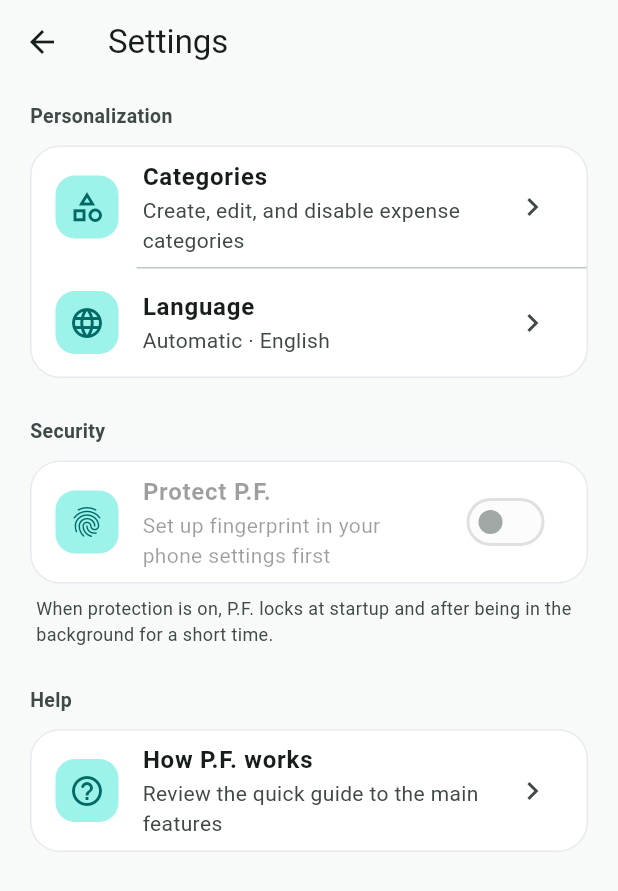
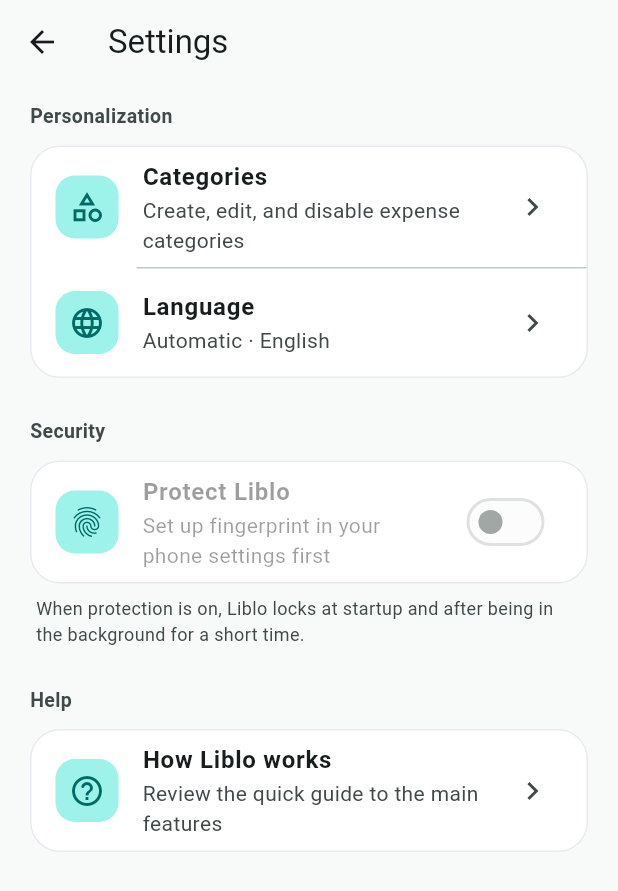
Before and after one commit to saveriocoleschi26/personal-finance, a Flutter app: the SettingsPage screen opened directly, on a phone screen of 412 x 824 dp. Shown: the top 891 px of the screen. Run offline on Flutter 3.47's test engine with Material 3 defaults, Android fonts, the light colour scheme and no system bars; our stand-ins replace fl_chart, local_auth, sqflite; accounts and stored records are empty.

Commit message:
v1.0.2 build 16 - rebrand Liblo

```diff
--- a/lib/home_page.dart
+++ b/lib/home_page.dart
@@ -963,7 +963,7 @@
         toolbarHeight: 68,
         titleSpacing: 20,
         title: const Text(
-          'Personal finance',
+          'Liblo',
           style: TextStyle(
             color: teal,
             fontSize: 24,
--- a/lib/localization/app_language.dart
+++ b/lib/localization/app_language.dart
@@ -147,16 +147,16 @@
   'Crea, modifica e disattiva le categorie di spesa':
       'Create, edit, and disable expense categories',
   'Lingua': 'Language',
-  'Scegli la lingua usata da P.F.': 'Choose the language used by P.F.',
+  'Scegli la lingua usata da Liblo': 'Choose the language used by Liblo',
   'Lingua dell’app': 'App language',
   'Automatico': 'Automatic',
   'Usa la lingua del telefono': 'Use your phone language',
   'Italiano': 'Italian',
   'Inglese': 'English',
   'Sicurezza': 'Security',
-  'Proteggi P.F.': 'Protect P.F.',
+  'Proteggi Liblo': 'Protect Liblo',
   'Aiuto': 'Help',
-  'Come funziona P.F.': 'How P.F. works',
+  'Come funziona Liblo': 'How Liblo works',
   'Rivedi la guida rapida alle funzioni principali':
       'Review the quick guide to the main features',
   'Home': 'Home',
@@ -168,8 +168,8 @@
   'Il Disponibile considera ciò che hai già speso, le spese da pagare e i soldi che vuoi mettere da parte.':
       'Available money includes what you have already spent, upcoming expenses, and the money you want to set aside.',
   'Pianifica in anticipo': 'Plan ahead',
-  'Inserisci spese previste, ricorrenti e scadenze a lungo termine. P.F. calcola quanto mettere da parte ogni mese prima delle scadenze.':
-      'Add planned, recurring, and long-term expenses. P.F. works out how much to set aside each month before they are due.',
+  'Inserisci spese previste, ricorrenti e scadenze a lungo termine. Liblo calcola quanto mettere da parte ogni mese prima delle scadenze.':
+      'Add planned, recurring, and long-term expenses. Liblo works out how much to set aside each month before they are due.',
   'Registra i movimenti in un tap': 'Add transactions in one tap',
   'Usa il pulsante “+ Movimento” sempre visibile nella Home per aggiungere rapidamente un’entrata o una spesa.':
       'Use the “+ Transaction” button on Home to quickly add income or an expense.',
@@ -237,8 +237,8 @@
   'Entrate': 'Income',
   'Uscite': 'Outgoings',
   'Soldi già destinati': 'Money already set aside',
-  'Comprendono i soldi già spesi, quelli che serviranno per le spese future e quelli che hai scelto di mettere da parte. In questo modo P.F. non considera disponibili soldi che ti serviranno più avanti.':
-      'This includes money already spent, money needed for upcoming expenses, and money you chose to set aside. P.F. does not count money you will need later as available.',
+  'Comprendono i soldi già spesi, quelli che serviranno per le spese future e quelli che hai scelto di mettere da parte. In questo modo Liblo non considera disponibili soldi che ti serviranno più avanti.':
+      'This includes money already spent, money needed for upcoming expenses, and money you chose to set aside. Liblo does not count money you will need later as available.',
   'Percentuale spese/entrate': 'Expenses / income',
   'Nessuna entrata registrata': 'No income recorded',
   'Analisi spese': 'Spending breakdown',
@@ -266,8 +266,8 @@
   'Spese ricorrenti': 'Recurring expenses',
   'Soldi che vuoi mettere da parte': 'Money you want to set aside',
   'Scadenze a lungo termine': 'Long-term expenses',
-  'P.F. divide ogni spesa tra i mesi prima della scadenza, così sai quanto mettere da parte ogni mese.':
-      'P.F. spreads each expense across the months before it is due, so you know how much to set aside each month.',
+  'Liblo divide ogni spesa tra i mesi prima della scadenza, così sai quanto mettere da parte ogni mese.':
+      'Liblo spreads each expense across the months before it is due, so you know how much to set aside each month.',
   'questo mese': 'this month',
   'Prossime scadenze': 'Upcoming due dates',
   'Nessuna scadenza pianificata.': 'No upcoming due dates.',
--- a/lib/main.dart
+++ b/lib/main.dart
@@ -21,7 +21,7 @@
 
     return MaterialApp(
       debugShowCheckedModeBanner: false,
-      title: 'Personal Finance',
+      title: 'Liblo',
       theme: ThemeData(
         useMaterial3: true,
         colorScheme: ColorScheme.fromSeed(
--- a/lib/onboarding/onboarding_page.dart
+++ b/lib/onboarding/onboarding_page.dart
@@ -32,7 +32,7 @@
           icon: Icons.event_note_outlined,
           title: l('Pianifica in anticipo'),
           description: l(
-            'Inserisci spese previste, ricorrenti e scadenze a lungo termine. P.F. calcola quanto mettere da parte ogni mese prima delle scadenze.',
+            'Inserisci spese previste, ricorrenti e scadenze a lungo termine. Liblo calcola quanto mettere da parte ogni mese prima delle scadenze.',
           ),
         ),
         _OnboardingStep(
--- a/lib/planning/planning_page.dart
+++ b/lib/planning/planning_page.dart
@@ -467,7 +467,7 @@
               ),
               const SizedBox(height: 4),
               Text(
-                l('P.F. divide ogni spesa tra i mesi prima della scadenza, così sai quanto mettere da parte ogni mese.'),
+                l('Liblo divide ogni spesa tra i mesi prima della scadenza, così sai quanto mettere da parte ogni mese.'),
                 style: TextStyle(
                   fontSize: 13,
                   height: 1.35,
--- a/lib/security/biometric_gate.dart
+++ b/lib/security/biometric_gate.dart
@@ -183,7 +183,7 @@
                 ),
                 const SizedBox(height: 22),
                 const Text(
-                  'P.F.',
+                  'Liblo',
                   style: TextStyle(
                     fontSize: 30,
                     fontWeight: FontWeight.w800,
--- a/lib/security/biometric_security.dart
+++ b/lib/security/biometric_security.dart
@@ -101,8 +101,8 @@
     // lasciamo al sistema la possibilità di usare il codice del dispositivo.
     return authenticate(
       reason: le(
-        'Sblocca P.F. per vedere i tuoi dati',
-        'Unlock P.F. to view your data',
+        'Sblocca Liblo per vedere i tuoi dati',
+        'Unlock Liblo to view your data',
       ),
     );
   }
@@ -119,12 +119,12 @@
     final confirmed = await authenticate(
       reason: value
           ? le(
-              'Conferma la tua identità per proteggere P.F.',
-              'Confirm your identity to protect P.F.',
+              'Conferma la tua identità per proteggere Liblo',
+              'Confirm your identity to protect Liblo',
             )
           : le(
-              'Conferma la tua identità per togliere la protezione di P.F.',
-              'Confirm your identity to turn off P.F. protection.',
+              'Conferma la tua identità per togliere la protezione di Liblo',
+              'Confirm your identity to turn off Liblo protection.',
             ),
     );
 
--- a/lib/settings/settings_page.dart
+++ b/lib/settings/settings_page.dart
@@ -96,21 +96,21 @@
 
     if (Platform.isIOS) {
       return le(
-        'Richiedi ${_security.biometricName} quando apri P.F.',
-        'Require ${_security.biometricName} when opening P.F.',
+        'Richiedi ${_security.biometricName} quando apri Liblo',
+        'Require ${_security.biometricName} when opening Liblo',
       );
     }
 
     if (Platform.isAndroid) {
       return le(
-        'Richiedi l’impronta digitale quando apri P.F.',
-        'Require fingerprint when opening P.F.',
+        'Richiedi l’impronta digitale quando apri Liblo',
+        'Require fingerprint when opening Liblo',
       );
     }
 
     return le(
-      'Richiedi lo sblocco biometrico quando apri P.F.',
-      'Require biometric unlock when opening P.F.',
+      'Richiedi lo sblocco biometrico quando apri Liblo',
+      'Require biometric unlock when opening Liblo',
     );
   }
 
@@ -244,7 +244,7 @@
                 background: colors.primaryContainer,
               ),
               title: Text(
-                l('Proteggi P.F.'),
+                l('Proteggi Liblo'),
                 style: const TextStyle(
                   fontWeight: FontWeight.w600,
                 ),
@@ -262,8 +262,8 @@
             padding: const EdgeInsets.symmetric(horizontal: 4),
             child: Text(
               le(
-                'Quando la protezione è attiva, P.F. si blocca all’avvio e dopo essere rimasta in background per qualche secondo.',
-                'When protection is on, P.F. locks at startup and after being in the background for a short time.',
+                'Quando la protezione è attiva, Liblo si blocca all’avvio e dopo essere rimasta in background per qualche secondo.',
+                'When protection is on, Liblo locks at startup and after being in the background for a short time.',
               ),
               style: TextStyle(
                 fontSize: 12,
@@ -289,7 +289,7 @@
                 background: colors.primaryContainer,
               ),
               title: Text(
-                l('Come funziona P.F.'),
+                l('Come funziona Liblo'),
                 style: const TextStyle(
                   fontWeight: FontWeight.w600,
                 ),
@@ -362,7 +362,7 @@
         padding: const EdgeInsets.fromLTRB(20, 12, 20, 32),
         children: [
           Text(
-            l('Scegli la lingua usata da P.F.'),
+            l('Scegli la lingua usata da Liblo'),
             style: TextStyle(
               fontSize: 13,
               color: colors.onSurfaceVariant,
--- a/pubspec.yaml
+++ b/pubspec.yaml
@@ -16,7 +16,7 @@
 # https://developer.apple.com/library/archive/documentation/General/Reference/InfoPlistKeyReference/Articles/CoreFoundationKeys.html
 # In Windows, build-name is used as the major, minor, and patch parts
 # of the product and file versions while build-number is used as the build suffix.
-version: 1.0.1+15
+version: 1.0.2+16
 
 environment:
   sdk: ^3.13.0
```
Also changed, not shown: 7 other files.
